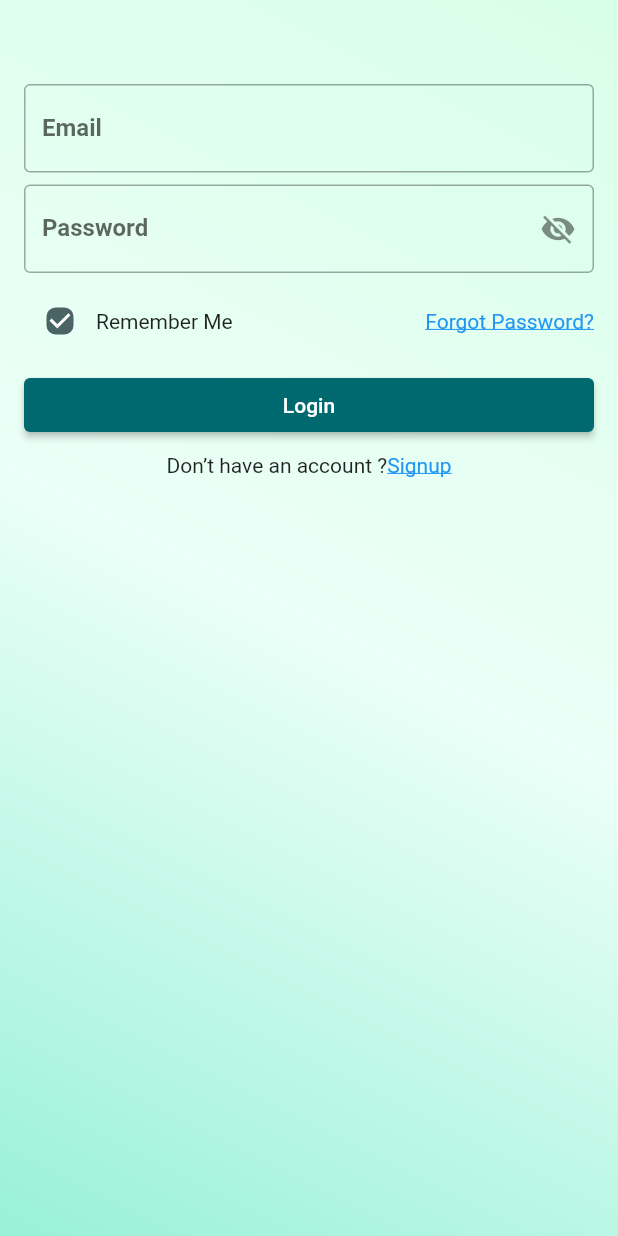
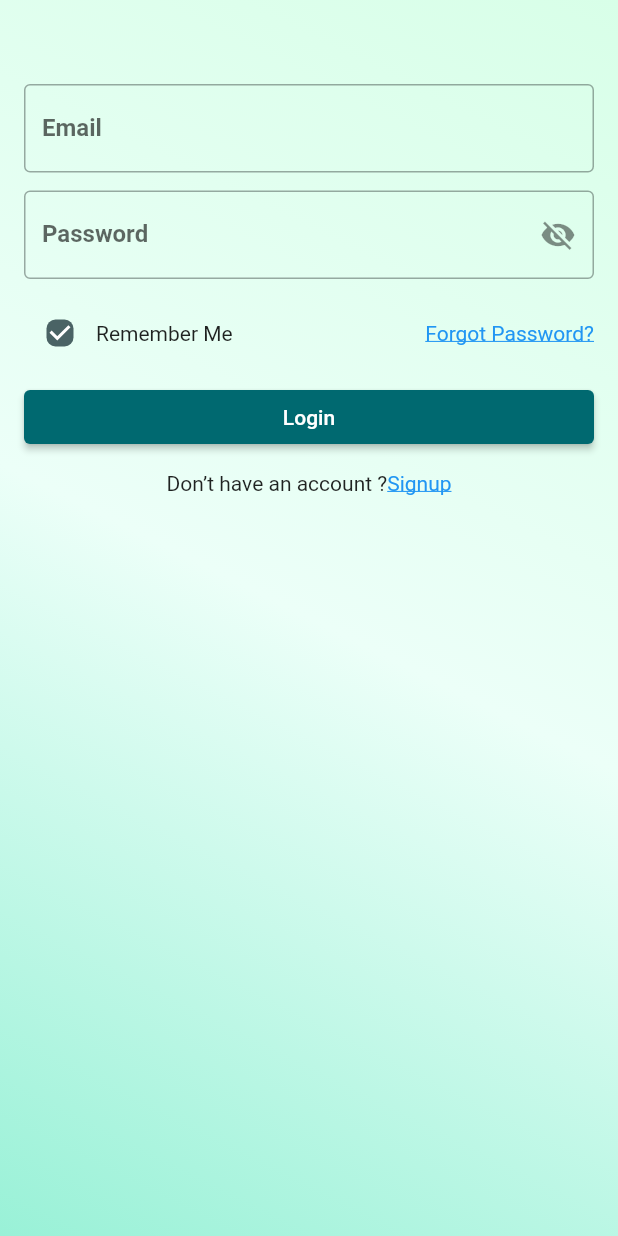
Before and after one commit to hassan1091/yaqiz, a Flutter app: the screen it shows after launch, on a phone screen of 412 x 824 dp. Run offline on Flutter 3.47's test engine with Material 2 defaults, Android fonts, the phone set to English and light mode, and no system bars.

Commit message:
fix margins

```diff
--- a/lib/page/login.dart
+++ b/lib/page/login.dart
@@ -45,7 +45,7 @@ class _LoginPageState extends State<LoginPage> {
                 type: TextInputType.emailAddress,
               ),
               const SizedBox(
-                height: 8,
+                height: 12,
               ),
               MyTextFormField(
                 controller: passwordController,
@@ -54,7 +54,7 @@ class _LoginPageState extends State<LoginPage> {
                 isPassword: true,
               ),
               const SizedBox(
-                height: 8,
+                height: 12,
               ),
               Row(
                 mainAxisAlignment: MainAxisAlignment.spaceBetween,
@@ -86,7 +86,7 @@ class _LoginPageState extends State<LoginPage> {
               ),
               ElevatedButton(onPressed: () {}, child: const Text("Login")),
               const SizedBox(
-                height: 8,
+                height: 12,
               ),
               Row(
                 mainAxisAlignment: MainAxisAlignment.center,
```
